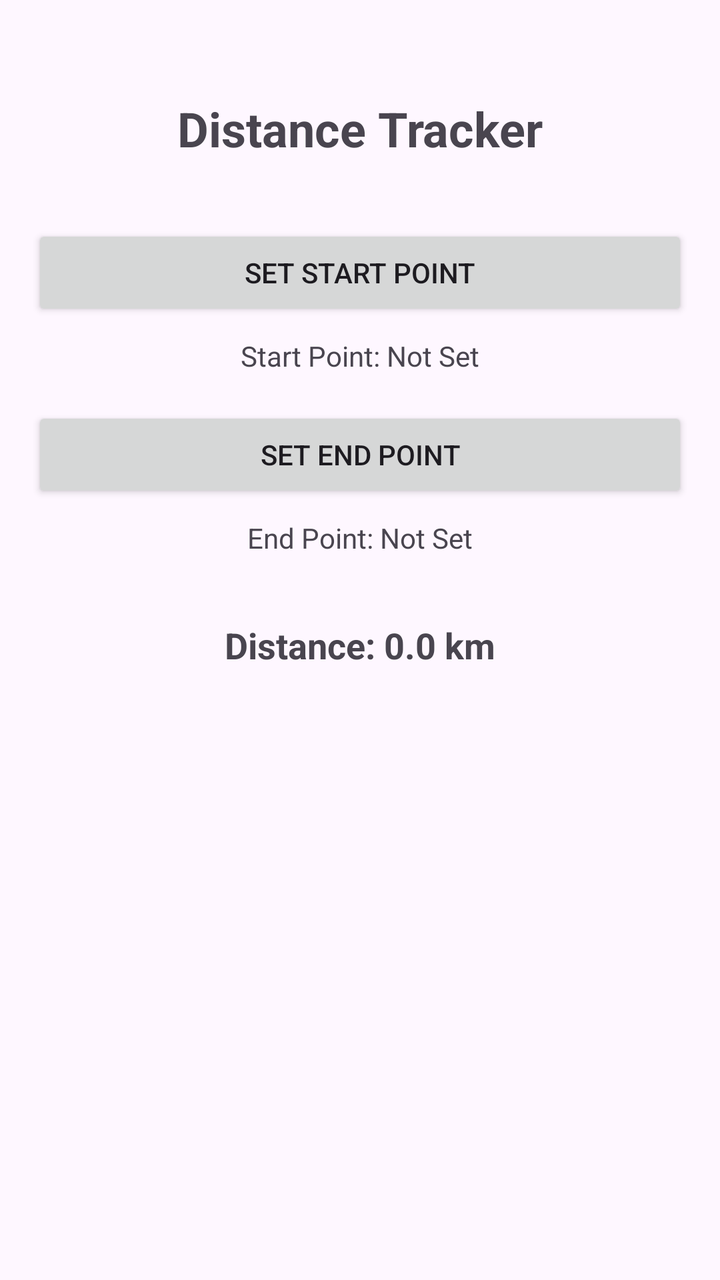
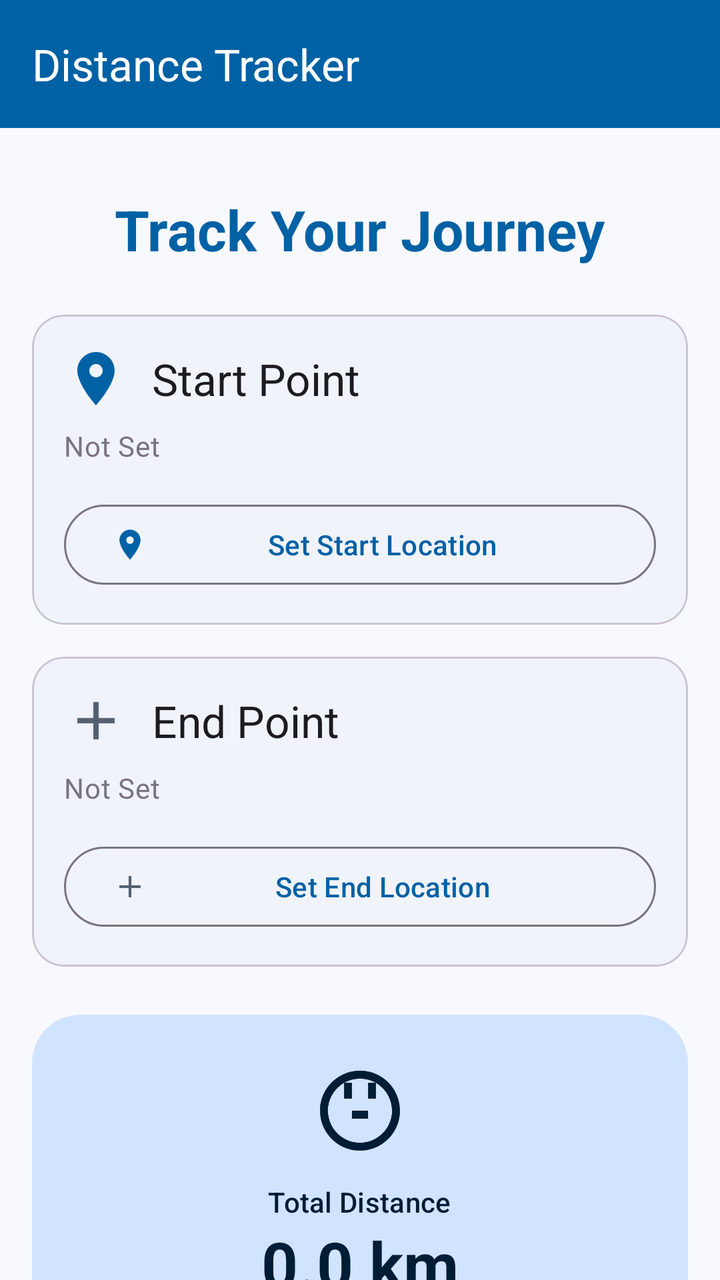

The first picture is an Android layout as it rendered before a commit; the second is the same layout after the commit. The layout source and the unified diff follow.
<!-- AndroidManifest.xml: application theme Theme.DistanceTracker -->
<!-- res/layout/activity_main.xml -->
<?xml version="1.0" encoding="utf-8"?>
<androidx.constraintlayout.widget.ConstraintLayout xmlns:android="http://schemas.android.com/apk/res/android"
    xmlns:app="http://schemas.android.com/apk/res-auto"
    xmlns:tools="http://schemas.android.com/tools"
    android:id="@+id/main"
    android:layout_width="match_parent"
    android:layout_height="match_parent"
    android:padding="16dp"
    android:background="?android:attr/windowBackground"
    tools:context=".MainActivity">

    <TextView
        android:id="@+id/tvTitle"
        android:layout_width="wrap_content"
        android:layout_height="wrap_content"
        android:text="Distance Tracker"
        android:textSize="24sp"
        android:textStyle="bold"
        app:layout_constraintTop_toTopOf="parent"
        app:layout_constraintStart_toStartOf="parent"
        app:layout_constraintEnd_toEndOf="parent"
        android:layout_marginTop="32dp" />

    <Button
        android:id="@+id/btnSetStart"
        android:layout_width="0dp"
        android:layout_height="wrap_content"
        android:text="Set Start Point"
        app:layout_constraintTop_toBottomOf="@id/tvTitle"
        app:layout_constraintStart_toStartOf="parent"
        app:layout_constraintEnd_toEndOf="parent"
        android:layout_marginTop="32dp" />

    <TextView
        android:id="@+id/tvStart"
        android:layout_width="wrap_content"
        android:layout_height="wrap_content"
        android:text="Start Point: Not Set"
        app:layout_constraintTop_toBottomOf="@id/btnSetStart"
        app:layout_constraintStart_toStartOf="parent"
        app:layout_constraintEnd_toEndOf="parent"
        android:layout_marginTop="8dp" />

    <Button
        android:id="@+id/btnSetEnd"
        android:layout_width="0dp"
        android:layout_height="wrap_content"
        android:text="Set End Point"
        app:layout_constraintTop_toBottomOf="@id/tvStart"
        app:layout_constraintStart_toStartOf="parent"
        app:layout_constraintEnd_toEndOf="parent"
        android:layout_marginTop="16dp" />

    <TextView
        android:id="@+id/tvEnd"
        android:layout_width="wrap_content"
        android:layout_height="wrap_content"
        android:text="End Point: Not Set"
        app:layout_constraintTop_toBottomOf="@id/btnSetEnd"
        app:layout_constraintStart_toStartOf="parent"
        app:layout_constraintEnd_toEndOf="parent"
        android:layout_marginTop="8dp" />

    <TextView
        android:id="@+id/tvDistance"
        android:layout_width="wrap_content"
        android:layout_height="wrap_content"
        android:text="Distance: 0.0 km"
        android:textSize="18sp"
        android:textStyle="bold"
        app:layout_constraintTop_toBottomOf="@id/tvEnd"
        app:layout_constraintStart_toStartOf="parent"
        app:layout_constraintEnd_toEndOf="parent"
        android:layout_marginTop="32dp" />

</androidx.constraintlayout.widget.ConstraintLayout>
<!-- resources referenced by this layout -->
<resources>
  <style name="Theme.DistanceTracker" parent="Base.Theme.DistanceTracker" />
  <style name="Base.Theme.DistanceTracker" parent="Theme.Material3.DayNight.NoActionBar">
          
          
      </style>
</resources>

<!-- the commit's change to res/layout/activity_main.xml (unified diff, before → after) -->
@@ -5,72 +5,197 @@
     android:id="@+id/main"
     android:layout_width="match_parent"
     android:layout_height="match_parent"
-    android:padding="16dp"
     android:background="?android:attr/windowBackground"
     tools:context=".MainActivity">
 
-    <TextView
-        android:id="@+id/tvTitle"
-        android:layout_width="wrap_content"
-        android:layout_height="wrap_content"
-        android:text="Distance Tracker"
-        android:textSize="24sp"
-        android:textStyle="bold"
-        app:layout_constraintTop_toTopOf="parent"
-        app:layout_constraintStart_toStartOf="parent"
-        app:layout_constraintEnd_toEndOf="parent"
-        android:layout_marginTop="32dp" />
-
-    <Button
-        android:id="@+id/btnSetStart"
-        android:layout_width="0dp"
-        android:layout_height="wrap_content"
-        android:text="Set Start Point"
-        app:layout_constraintTop_toBottomOf="@id/tvTitle"
-        app:layout_constraintStart_toStartOf="parent"
-        app:layout_constraintEnd_toEndOf="parent"
-        android:layout_marginTop="32dp" />
-
-    <TextView
-        android:id="@+id/tvStart"
-        android:layout_width="wrap_content"
-        android:layout_height="wrap_content"
-        android:text="Start Point: Not Set"
-        app:layout_constraintTop_toBottomOf="@id/btnSetStart"
-        app:layout_constraintStart_toStartOf="parent"
-        app:layout_constraintEnd_toEndOf="parent"
-        android:layout_marginTop="8dp" />
-
-    <Button
-        android:id="@+id/btnSetEnd"
-        android:layout_width="0dp"
-        android:layout_height="wrap_content"
-        android:text="Set End Point"
-        app:layout_constraintTop_toBottomOf="@id/tvStart"
-        app:layout_constraintStart_toStartOf="parent"
-        app:layout_constraintEnd_toEndOf="parent"
-        android:layout_marginTop="16dp" />
-
-    <TextView
-        android:id="@+id/tvEnd"
-        android:layout_width="wrap_content"
-        android:layout_height="wrap_content"
-        android:text="End Point: Not Set"
-        app:layout_constraintTop_toBottomOf="@id/btnSetEnd"
-        app:layout_constraintStart_toStartOf="parent"
-        app:layout_constraintEnd_toEndOf="parent"
-        android:layout_marginTop="8dp" />
-
-    <TextView
-        android:id="@+id/tvDistance"
-        android:layout_width="wrap_content"
-        android:layout_height="wrap_content"
-        android:text="Distance: 0.0 km"
-        android:textSize="18sp"
-        android:textStyle="bold"
-        app:layout_constraintTop_toBottomOf="@id/tvEnd"
-        app:layout_constraintStart_toStartOf="parent"
-        app:layout_constraintEnd_toEndOf="parent"
-        android:layout_marginTop="32dp" />
+    <com.google.android.material.appbar.MaterialToolbar
+        android:id="@+id/toolbar"
+        android:layout_width="match_parent"
+        android:layout_height="?attr/actionBarSize"
+        android:background="?attr/colorPrimary"
+        app:title="Distance Tracker"
+        app:titleTextColor="?attr/colorOnPrimary"
+        app:layout_constraintTop_toTopOf="parent" />
+
+    <androidx.core.widget.NestedScrollView
+        android:layout_width="match_parent"
+        android:layout_height="0dp"
+        app:layout_constraintBottom_toBottomOf="parent"
+        app:layout_constraintTop_toBottomOf="@id/toolbar">
+
+        <LinearLayout
+            android:layout_width="match_parent"
+            android:layout_height="wrap_content"
+            android:orientation="vertical"
+            android:padding="16dp">
+
+            
+            <TextView
+                android:id="@+id/tvTitle"
+                android:layout_width="wrap_content"
+                android:layout_height="wrap_content"
+                android:layout_gravity="center"
+                android:layout_marginTop="16dp"
+                android:layout_marginBottom="24dp"
+                android:text="Track Your Journey"
+                android:textAppearance="?attr/textAppearanceHeadlineMedium"
+                android:textColor="?attr/colorPrimary"
+                android:textStyle="bold" />
+
+            
+            <com.google.android.material.card.MaterialCardView
+                android:id="@+id/cardStart"
+                android:layout_width="match_parent"
+                android:layout_height="wrap_content"
+                android:layout_marginBottom="16dp"
+                app:cardBackgroundColor="?attr/colorSurfaceContainerLow"
+                app:cardCornerRadius="16dp">
+
+                <LinearLayout
+                    android:layout_width="match_parent"
+                    android:layout_height="wrap_content"
+                    android:orientation="vertical"
+                    android:padding="16dp">
+
+                    <LinearLayout
+                        android:layout_width="match_parent"
+                        android:layout_height="wrap_content"
+                        android:gravity="center_vertical"
+                        android:orientation="horizontal">
+
+                        <ImageView
+                            android:layout_width="32dp"
+                            android:layout_height="32dp"
+                            android:src="@drawable/ic_start_point"
+                            app:tint="?attr/colorPrimary" />
+
+                        <TextView
+                            android:layout_width="0dp"
+                            android:layout_height="wrap_content"
+                            android:layout_marginStart="12dp"
+                            android:layout_weight="1"
+                            android:text="Start Point"
+                            android:textAppearance="?attr/textAppearanceTitleLarge" />
+                    </LinearLayout>
+
+                    <TextView
+                        android:id="@+id/tvStart"
+                        android:layout_width="match_parent"
+                        android:layout_height="wrap_content"
+                        android:layout_marginTop="8dp"
+                        android:text="Not Set"
+                        android:textAppearance="?attr/textAppearanceBodyMedium"
+                        android:textColor="?attr/colorOutline" />
+
+                    <com.google.android.material.button.MaterialButton
+                        android:id="@+id/btnSetStart"
+                        style="?attr/materialButtonOutlinedStyle"
+                        android:layout_width="match_parent"
+                        android:layout_height="wrap_content"
+                        android:layout_marginTop="16dp"
+                        android:text="Set Start Location"
+                        app:icon="@drawable/ic_start_point" />
+                </LinearLayout>
+            </com.google.android.material.card.MaterialCardView>
+
+            
+            <com.google.android.material.card.MaterialCardView
+                android:id="@+id/cardEnd"
+                android:layout_width="match_parent"
+                android:layout_height="wrap_content"
+                android:layout_marginBottom="24dp"
+                app:cardBackgroundColor="?attr/colorSurfaceContainerLow"
+                app:cardCornerRadius="16dp">
+
+                <LinearLayout
+                    android:layout_width="match_parent"
+                    android:layout_height="wrap_content"
+                    android:orientation="vertical"
+                    android:padding="16dp">
+
+                    <LinearLayout
+                        android:layout_width="match_parent"
+                        android:layout_height="wrap_content"
+                        android:gravity="center_vertical"
+                        android:orientation="horizontal">
+
+                        <ImageView
+                            android:layout_width="32dp"
+                            android:layout_height="32dp"
+                            android:src="@drawable/ic_end_point"
+                            app:tint="?attr/colorSecondary" />
+
+                        <TextView
+                            android:layout_width="0dp"
+                            android:layout_height="wrap_content"
+                            android:layout_marginStart="12dp"
+                            android:layout_weight="1"
+                            android:text="End Point"
+                            android:textAppearance="?attr/textAppearanceTitleLarge" />
+                    </LinearLayout>
+
+                    <TextView
+                        android:id="@+id/tvEnd"
+                        android:layout_width="match_parent"
+                        android:layout_height="wrap_content"
+                        android:layout_marginTop="8dp"
+                        android:text="Not Set"
+                        android:textAppearance="?attr/textAppearanceBodyMedium"
+                        android:textColor="?attr/colorOutline" />
+
+                    <com.google.android.material.button.MaterialButton
+                        android:id="@+id/btnSetEnd"
+                        style="?attr/materialButtonOutlinedStyle"
+                        android:layout_width="match_parent"
+                        android:layout_height="wrap_content"
+                        android:layout_marginTop="16dp"
+                        android:text="Set End Location"
+                        app:icon="@drawable/ic_end_point"
+                        app:iconTint="?attr/colorSecondary" />
+                </LinearLayout>
+            </com.google.android.material.card.MaterialCardView>
+
+            
+            <com.google.android.material.card.MaterialCardView
+                android:layout_width="match_parent"
+                android:layout_height="wrap_content"
+                app:cardBackgroundColor="?attr/colorPrimaryContainer"
+                app:cardCornerRadius="24dp"
+                app:strokeWidth="0dp">
+
+                <LinearLayout
+                    android:layout_width="match_parent"
+                    android:layout_height="wrap_content"
+                    android:gravity="center"
+                    android:orientation="vertical"
+                    android:padding="24dp">
+
+                    <ImageView
+                        android:layout_width="48dp"
+                        android:layout_height="48dp"
+                        android:src="@drawable/ic_route"
+                        app:tint="?attr/colorOnPrimaryContainer" />
+
+                    <TextView
+                        android:layout_width="wrap_content"
+                        android:layout_height="wrap_content"
+                        android:layout_marginTop="12dp"
+                        android:text="Total Distance"
+                        android:textAppearance="?attr/textAppearanceLabelLarge"
+                        android:textColor="?attr/colorOnPrimaryContainer" />
+
+                    <TextView
+                        android:id="@+id/tvDistance"
+                        android:layout_width="wrap_content"
+                        android:layout_height="wrap_content"
+                        android:text="0.0 km"
+                        android:textAppearance="?attr/textAppearanceHeadlineLarge"
+                        android:textColor="?attr/colorOnPrimaryContainer"
+                        android:textStyle="bold" />
+                </LinearLayout>
+            </com.google.android.material.card.MaterialCardView>
+
+        </LinearLayout>
+    </androidx.core.widget.NestedScrollView>
 
 </androidx.constraintlayout.widget.ConstraintLayout>
<!-- resource entries referenced after the edit -->
@@ -1,9 +1,71 @@
 <!-- resources referenced by this layout -->
 <resources>
+  <!-- drawable ic_end_point (drawable) -->
+  <vector xmlns:android="http://schemas.android.com/apk/res/android"
+      android:width="24dp"
+      android:height="24dp"
+      android:viewportWidth="24"
+      android:viewportHeight="24">
+      <path
+          android:fillColor="?attr/colorSecondary"
+          android:pathData="M19,13h-6v6h-2v-6H5v-2h6V5h2v6h6v2z" />
+  </vector>
+  <!-- drawable ic_route (drawable) -->
+  <vector xmlns:android="http://schemas.android.com/apk/res/android"
+      android:width="24dp"
+      android:height="24dp"
+      android:viewportWidth="24"
+      android:viewportHeight="24">
+      <path
+          android:fillColor="?attr/colorTertiary"
+          android:pathData="M10,9V5h-2V9H10zM16,9V5h-2V9H16zM14,14h-4v-2h4V14zM12,2C6.48,2 2,6.48 2,12s4.48,10 10,10 10,-4.48 10,-10S17.52,2 12,2zM12,20c-4.41,0 -8,-3.59 -8,-8s3.59,-8 8,-8 8,3.59 8,8 -3.59,8 -8,8z" />
+  </vector>
+  <!-- drawable ic_start_point (drawable) -->
+  <vector xmlns:android="http://schemas.android.com/apk/res/android"
+      android:width="24dp"
+      android:height="24dp"
+      android:viewportWidth="24"
+      android:viewportHeight="24">
+      <path
+          android:fillColor="?attr/colorPrimary"
+          android:pathData="M12,2C8.13,2 5,5.13 5,9c0,5.25 7,13 7,13s7,-7.75 7,-13c0,-3.87 -3.13,-7 -7,-7zM12,11.5c-1.38,0 -2.5,-1.12 -2.5,-2.5s1.12,-2.5 2.5,-2.5 2.5,1.12 2.5,2.5 -1.12,2.5 -2.5,2.5z" />
+  </vector>
   <style name="Theme.DistanceTracker" parent="Base.Theme.DistanceTracker" />
-  <style name="Base.Theme.DistanceTracker" parent="Theme.Material3.DayNight.NoActionBar">
-          
-          
+  <style name="Base.Theme.DistanceTracker" parent="Theme.Material3.Light.NoActionBar">
+          <item name="colorPrimary">@color/primary_light</item>
+          <item name="colorOnPrimary">@color/onPrimary_light</item>
+          <item name="colorPrimaryContainer">@color/primaryContainer_light</item>
+          <item name="colorOnPrimaryContainer">@color/onPrimaryContainer_light</item>
+  
+          <item name="colorSecondary">@color/secondary_light</item>
+          <item name="colorOnSecondary">@color/onSecondary_light</item>
+          <item name="colorSecondaryContainer">@color/secondaryContainer_light</item>
+          <item name="colorOnSecondaryContainer">@color/onSecondaryContainer_light</item>
+  
+          <item name="colorTertiary">@color/tertiary_light</item>
+          <item name="colorOnTertiary">@color/onTertiary_light</item>
+          <item name="colorTertiaryContainer">@color/tertiaryContainer_light</item>
+          <item name="colorOnTertiaryContainer">@color/onTertiaryContainer_light</item>
+  
+          <item name="android:windowBackground">@color/surface_light</item>
+          <item name="colorSurface">@color/surface_light</item>
+          <item name="colorOnSurface">@color/onSurface_light</item>
+          <item name="colorSurfaceContainerLow">@color/surfaceContainerLow_light</item>
       </style>
+  <color name="primary_light">#0061A4</color>
+  <color name="onPrimary_light">#FFFFFF</color>
+  <color name="primaryContainer_light">#D1E4FF</color>
+  <color name="onPrimaryContainer_light">#001D36</color>
+  <color name="secondary_light">#535F70</color>
+  <color name="onSecondary_light">#FFFFFF</color>
+  <color name="secondaryContainer_light">#D7E3F7</color>
+  <color name="onSecondaryContainer_light">#101C2B</color>
+  <color name="tertiary_light">#6B5778</color>
+  <color name="onTertiary_light">#FFFFFF</color>
+  <color name="tertiaryContainer_light">#F2DAFF</color>
+  <color name="onTertiaryContainer_light">#251431</color>
+  <color name="surface_light">#F8F9FF</color>
+  <color name="onSurface_light">#191C20</color>
+  <color name="surfaceContainerLow_light">#F0F3FA</color>
 </resources>
 
